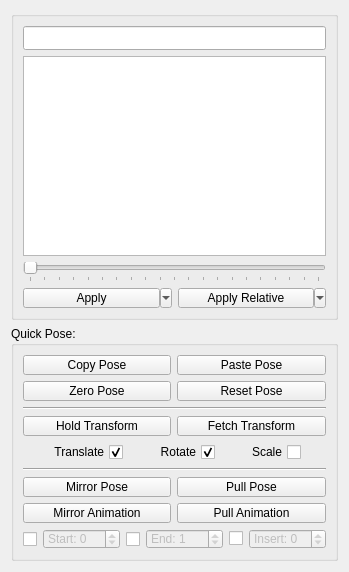
The window that ui/tabs/qlibrarytab.ui (bhsingleton/poser) describes before a commit, drawn with Qt 5.
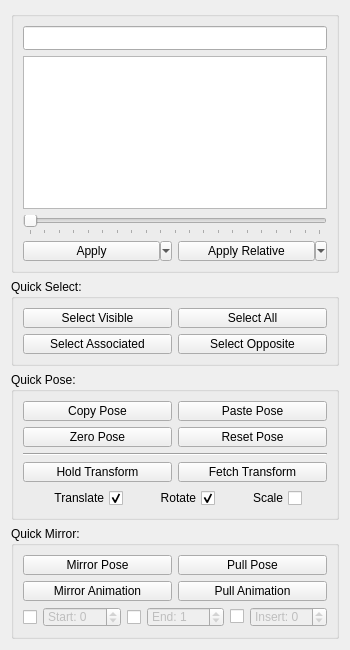
The same window after the commit. Custom widgets are drawn as their Qt base class.

Commit message: Adding quick select buttons.

Patch:
```diff
--- a/ui/tabs/qlibrarytab.ui
+++ b/ui/tabs/qlibrarytab.ui
@@ -6,14 +6,14 @@
    <rect>
     <x>0</x>
     <y>0</y>
-    <width>349</width>
-    <height>572</height>
+    <width>350</width>
+    <height>650</height>
    </rect>
   </property>
   <property name="minimumSize">
    <size>
     <width>300</width>
-    <height>500</height>
+    <height>600</height>
    </size>
   </property>
   <property name="windowTitle">
@@ -52,6 +52,9 @@
           <height>20</height>
          </size>
         </property>
+        <property name="focusPolicy">
+         <enum>Qt::ClickFocus</enum>
+        </property>
         <property name="toolTip">
          <string>Applies the selected pose/animation, relative, to the current target.</string>
         </property>
@@ -173,6 +176,9 @@
           <height>20</height>
          </size>
         </property>
+        <property name="focusPolicy">
+         <enum>Qt::ClickFocus</enum>
+        </property>
         <property name="toolTip">
          <string>Applies the selected pose/animation onto the active selection.</string>
         </property>
@@ -193,6 +199,127 @@
      </layout>
     </widget>
    </item>
+   <item>
+    <widget class="QGroupBox" name="quickSelectGroupBox">
+     <property name="title">
+      <string>Quick Select:</string>
+     </property>
+     <layout class="QGridLayout" name="quickSelectLayout">
+      <item row="0" column="0">
+       <widget class="QPushButton" name="selectVisiblePushButton">
+        <property name="sizePolicy">
+         <sizepolicy hsizetype="Expanding" vsizetype="Fixed">
+          <horstretch>0</horstretch>
+          <verstretch>0</verstretch>
+         </sizepolicy>
+        </property>
+        <property name="minimumSize">
+         <size>
+          <width>0</width>
+          <height>20</height>
+         </size>
+        </property>
+        <property name="maximumSize">
+         <size>
+          <width>16777215</width>
+          <height>20</height>
+         </size>
+        </property>
+        <property name="toolTip">
+         <string>Selects all visible controls.</string>
+        </property>
+        <property name="text">
+         <string>Select Visible</string>
+        </property>
+       </widget>
+      </item>
+      <item row="0" column="1">
+       <widget class="QPushButton" name="selectAllPushButton">
+        <property name="sizePolicy">
+         <sizepolicy hsizetype="Expanding" vsizetype="Fixed">
+          <horstretch>0</horstretch>
+          <verstretch>0</verstretch>
+         </sizepolicy>
+        </property>
+        <property name="minimumSize">
+         <size>
+          <width>0</width>
+          <height>20</height>
+         </size>
+        </property>
+        <property name="maximumSize">
+         <size>
+          <width>16777215</width>
+          <height>20</height>
+         </size>
+        </property>
+        <property name="toolTip">
+         <string>Selects all controls.</string>
+        </property>
+        <property name="text">
+         <string>Select All</string>
+        </property>
+       </widget>
+      </item>
+      <item row="1" column="0">
+       <widget class="QPushButton" name="selectAssociatedPushButton">
+        <property name="sizePolicy">
+         <sizepolicy hsizetype="Expanding" vsizetype="Fixed">
+          <horstretch>0</horstretch>
+          <verstretch>0</verstretch>
+         </sizepolicy>
+        </property>
+        <property name="minimumSize">
+         <size>
+          <width>0</width>
+          <height>20</height>
+         </size>
+        </property>
+        <property name="maximumSize">
+         <size>
+          <width>16777215</width>
+          <height>20</height>
+         </size>
+        </property>
+        <property name="toolTip">
+         <string>Selects controls in the same display layer.</string>
+        </property>
+        <property name="text">
+         <string>Select Associated</string>
+        </property>
+       </widget>
+      </item>
+      <item row="1" column="1">
+       <widget class="QPushButton" name="selectOppositePushButton">
+        <property name="sizePolicy">
+         <sizepolicy hsizetype="Expanding" vsizetype="Fixed">
+          <horstretch>0</horstretch>
+          <verstretch>0</verstretch>
+         </sizepolicy>
+        </property>
+        <property name="minimumSize">
+         <size>
+          <width>0</width>
+          <height>20</height>
+         </size>
+        </property>
+        <property name="maximumSize">
+         <size>
+          <width>16777215</width>
+          <height>20</height>
+         </size>
+        </property>
+        <property name="toolTip">
+         <string>Selects the opposite controls.</string>
+        </property>
+        <property name="text">
+         <string>Select Opposite</string>
+        </property>
+       </widget>
+      </item>
+     </layout>
+    </widget>
+   </item>
    <item>
     <widget class="QGroupBox" name="quickPoseGroupBox">
      <property name="sizePolicy">
@@ -221,6 +348,40 @@
         </property>
        </widget>
       </item>
+      <item row="3" column="2">
+       <widget class="QPushButton" name="fetchTransformPushButton">
+        <property name="sizePolicy">
+         <sizepolicy hsizetype="Minimum" vsizetype="Fixed">
+          <horstretch>0</horstretch>
+          <verstretch>0</verstretch>
+         </sizepolicy>
+        </property>
+        <property name="minimumSize">
+         <size>
+          <width>0</width>
+          <height>20</height>
+         </size>
+        </property>
+        <property name="maximumSize">
+         <size>
+          <width>16777215</width>
+          <height>20</height>
+         </size>
+        </property>
+        <property name="focusPolicy">
+         <enum>Qt::ClickFocus</enum>
+        </property>
+        <property name="toolTip">
+         <string>Fetches the transform matrices and applies it to the selected node.</string>
+        </property>
+        <property name="layoutDirection">
+         <enum>Qt::LeftToRight</enum>
+        </property>
+        <property name="text">
+         <string>Fetch Transform</string>
+        </property>
+       </widget>
+      </item>
       <item row="1" column="2">
        <widget class="QPushButton" name="resetPosePushButton">
         <property name="minimumSize">
@@ -235,33 +396,14 @@
           <height>20</height>
          </size>
         </property>
+        <property name="focusPolicy">
+         <enum>Qt::ClickFocus</enum>
+        </property>
         <property name="text">
          <string>Reset Pose</string>
         </property>
        </widget>
       </item>
-      <item row="0" column="1">
-       <widget class="QPushButton" name="copyPosePushButton">
-        <property name="minimumSize">
-         <size>
-          <width>0</width>
-          <height>20</height>
-         </size>
-        </property>
-        <property name="maximumSize">
-         <size>
-          <width>16777215</width>
-          <height>20</height>
-         </size>
-        </property>
-        <property name="toolTip">
-         <string>Copies a pose to the clipboard.</string>
-        </property>
-        <property name="text">
-         <string>Copy Pose</string>
-        </property>
-       </widget>
-      </item>
       <item row="1" column="1">
        <widget class="QPushButton" name="zeroPosePushButton">
         <property name="minimumSize">
@@ -276,6 +418,9 @@
           <height>20</height>
          </size>
         </property>
+        <property name="focusPolicy">
+         <enum>Qt::ClickFocus</enum>
+        </property>
         <property name="text">
          <string>Zero Pose</string>
         </property>
@@ -295,6 +440,9 @@
           <height>20</height>
          </size>
         </property>
+        <property name="focusPolicy">
+         <enum>Qt::ClickFocus</enum>
+        </property>
         <property name="toolTip">
          <string>Holds the transform matrices from the selected nodes.</string>
         </property>
@@ -303,28 +451,6 @@
         </property>
        </widget>
       </item>
-      <item row="6" column="2">
-       <widget class="QPushButton" name="pullPosePushButton">
-        <property name="minimumSize">
-         <size>
-          <width>0</width>
-          <height>20</height>
-         </size>
-        </property>
-        <property name="maximumSize">
-         <size>
-          <width>16777215</width>
-          <height>20</height>
-         </size>
-        </property>
-        <property name="toolTip">
-         <string>Pulls the pose from the opposite nodes.</string>
-        </property>
-        <property name="text">
-         <string>Pull Pose</string>
-        </property>
-       </widget>
-      </item>
       <item row="4" column="1" colspan="2">
        <widget class="QWidget" name="matchWidget" native="true">
         <layout class="QHBoxLayout" name="matchLayout">
@@ -485,66 +611,6 @@
         </layout>
        </widget>
       </item>
-      <item row="3" column="2">
-       <widget class="QPushButton" name="fetchTransformPushButton">
-        <property name="sizePolicy">
-         <sizepolicy hsizetype="Minimum" vsizetype="Fixed">
-          <horstretch>0</horstretch>
-          <verstretch>0</verstretch>
-         </sizepolicy>
-        </property>
-        <property name="minimumSize">
-         <size>
-          <width>0</width>
-          <height>20</height>
-         </size>
-        </property>
-        <property name="maximumSize">
-         <size>
-          <width>16777215</width>
-          <height>20</height>
-         </size>
-        </property>
-        <property name="toolTip">
-         <string>Fetches the transform matrices and applies it to the selected node.</string>
-        </property>
-        <property name="layoutDirection">
-         <enum>Qt::LeftToRight</enum>
-        </property>
-        <property name="text">
-         <string>Fetch Transform</string>
-        </property>
-       </widget>
-      </item>
-      <item row="5" column="1" colspan="2">
-       <widget class="Line" name="line">
-        <property name="orientation">
-         <enum>Qt::Horizontal</enum>
-        </property>
-       </widget>
-      </item>
-      <item row="6" column="1">
-       <widget class="QPushButton" name="mirrorPosePushButton">
-        <property name="minimumSize">
-         <size>
-          <width>0</width>
-          <height>20</height>
-         </size>
-        </property>
-        <property name="maximumSize">
-         <size>
-          <width>16777215</width>
-          <height>20</height>
-         </size>
-        </property>
-        <property name="toolTip">
-         <string>Mirrors the pose to the opposite nodes.</string>
-        </property>
-        <property name="text">
-         <string>Mirror Pose</string>
-        </property>
-       </widget>
-      </item>
       <item row="0" column="2">
        <widget class="QPushButton" name="pastePosePushButton">
         <property name="minimumSize">
@@ -559,6 +625,9 @@
           <height>20</height>
          </size>
         </property>
+        <property name="focusPolicy">
+         <enum>Qt::ClickFocus</enum>
+        </property>
         <property name="toolTip">
          <string>Pastes the pose from the clipboard.</string>
         </property>
@@ -567,7 +636,153 @@
         </property>
        </widget>
       </item>
-      <item row="8" column="1" colspan="2">
+      <item row="0" column="1">
+       <widget class="QPushButton" name="copyPosePushButton">
+        <property name="minimumSize">
+         <size>
+          <width>0</width>
+          <height>20</height>
+         </size>
+        </property>
+        <property name="maximumSize">
+         <size>
+          <width>16777215</width>
+          <height>20</height>
+         </size>
+        </property>
+        <property name="focusPolicy">
+         <enum>Qt::ClickFocus</enum>
+        </property>
+        <property name="toolTip">
+         <string>Copies a pose to the clipboard.</string>
+        </property>
+        <property name="text">
+         <string>Copy Pose</string>
+        </property>
+       </widget>
+      </item>
+     </layout>
+    </widget>
+   </item>
+   <item>
+    <widget class="QGroupBox" name="quickMirrorGroupBox">
+     <property name="title">
+      <string>Quick Mirror:</string>
+     </property>
+     <layout class="QGridLayout" name="quickMirrorLayout">
+      <item row="0" column="1">
+       <widget class="QPushButton" name="pullPosePushButton">
+        <property name="minimumSize">
+         <size>
+          <width>0</width>
+          <height>20</height>
+         </size>
+        </property>
+        <property name="maximumSize">
+         <size>
+          <width>16777215</width>
+          <height>20</height>
+         </size>
+        </property>
+        <property name="focusPolicy">
+         <enum>Qt::ClickFocus</enum>
+        </property>
+        <property name="toolTip">
+         <string>Pulls the pose from the opposite nodes.</string>
+        </property>
+        <property name="text">
+         <string>Pull Pose</string>
+        </property>
+       </widget>
+      </item>
+      <item row="1" column="1">
+       <widget class="QPushButton" name="pullAnimationPushButton">
+        <property name="sizePolicy">
+         <sizepolicy hsizetype="Minimum" vsizetype="Fixed">
+          <horstretch>0</horstretch>
+          <verstretch>0</verstretch>
+         </sizepolicy>
+        </property>
+        <property name="minimumSize">
+         <size>
+          <width>0</width>
+          <height>20</height>
+         </size>
+        </property>
+        <property name="maximumSize">
+         <size>
+          <width>16777215</width>
+          <height>20</height>
+         </size>
+        </property>
+        <property name="focusPolicy">
+         <enum>Qt::ClickFocus</enum>
+        </property>
+        <property name="toolTip">
+         <string>Pulls the animation from the opposite nodes.</string>
+        </property>
+        <property name="text">
+         <string>Pull Animation</string>
+        </property>
+       </widget>
+      </item>
+      <item row="1" column="0">
+       <widget class="QPushButton" name="mirrorAnimationPushButton">
+        <property name="sizePolicy">
+         <sizepolicy hsizetype="Minimum" vsizetype="Fixed">
+          <horstretch>0</horstretch>
+          <verstretch>0</verstretch>
+         </sizepolicy>
+        </property>
+        <property name="minimumSize">
+         <size>
+          <width>0</width>
+          <height>20</height>
+         </size>
+        </property>
+        <property name="maximumSize">
+         <size>
+          <width>16777215</width>
+          <height>20</height>
+         </size>
+        </property>
+        <property name="focusPolicy">
+         <enum>Qt::ClickFocus</enum>
+        </property>
+        <property name="toolTip">
+         <string>Mirrors the animation to the opposite nodes.</string>
+        </property>
+        <property name="text">
+         <string>Mirror Animation</string>
+        </property>
+       </widget>
+      </item>
+      <item row="0" column="0">
+       <widget class="QPushButton" name="mirrorPosePushButton">
+        <property name="minimumSize">
+         <size>
+          <width>0</width>
+          <height>20</height>
+         </size>
+        </property>
+        <property name="maximumSize">
+         <size>
+          <width>16777215</width>
+          <height>20</height>
+         </size>
+        </property>
+        <property name="focusPolicy">
+         <enum>Qt::ClickFocus</enum>
+        </property>
+        <property name="toolTip">
+         <string>Mirrors the pose to the opposite nodes.</string>
+        </property>
+        <property name="text">
+         <string>Mirror Pose</string>
+        </property>
+       </widget>
+      </item>
+      <item row="2" column="0" colspan="2">
        <widget class="QWidget" name="mirrorTimeWidget" native="true">
         <property name="sizePolicy">
          <sizepolicy hsizetype="Expanding" vsizetype="Fixed">
@@ -639,6 +854,9 @@
                 <verstretch>0</verstretch>
                </sizepolicy>
               </property>
+              <property name="focusPolicy">
+               <enum>Qt::StrongFocus</enum>
+              </property>
               <property name="prefix">
                <string>Start: </string>
               </property>
@@ -698,6 +916,9 @@
                 <verstretch>0</verstretch>
                </sizepolicy>
               </property>
+              <property name="focusPolicy">
+               <enum>Qt::StrongFocus</enum>
+              </property>
               <property name="prefix">
                <string>End: </string>
               </property>
@@ -760,6 +981,9 @@
                 <verstretch>0</verstretch>
                </sizepolicy>
               </property>
+              <property name="focusPolicy">
+               <enum>Qt::StrongFocus</enum>
+              </property>
               <property name="prefix">
                <string>Insert: </string>
               </property>
@@ -777,62 +1001,6 @@
         </layout>
        </widget>
       </item>
-      <item row="7" column="2">
-       <widget class="QPushButton" name="pullAnimationPushButton">
-        <property name="sizePolicy">
-         <sizepolicy hsizetype="Minimum" vsizetype="Fixed">
-          <horstretch>0</horstretch>
-          <verstretch>0</verstretch>
-         </sizepolicy>
-        </property>
-        <property name="minimumSize">
-         <size>
-          <width>0</width>
-          <height>20</height>
-         </size>
-        </property>
-        <property name="maximumSize">
-         <size>
-          <width>16777215</width>
-          <height>20</height>
-         </size>
-        </property>
-        <property name="toolTip">
-         <string>Pulls the animation from the opposite nodes.</string>
-        </property>
-        <property name="text">
-         <string>Pull Animation</string>
-        </property>
-       </widget>
-      </item>
-      <item row="7" column="1">
-       <widget class="QPushButton" name="mirrorAnimationPushButton">
-        <property name="sizePolicy">
-         <sizepolicy hsizetype="Minimum" vsizetype="Fixed">
-          <horstretch>0</horstretch>
-          <verstretch>0</verstretch>
-         </sizepolicy>
-        </property>
-        <property name="minimumSize">
-         <size>
-          <width>0</width>
-          <height>20</height>
-         </size>
-        </property>
-        <property name="maximumSize">
-         <size>
-          <width>16777215</width>
-          <height>20</height>
-         </size>
-        </property>
-        <property name="toolTip">
-         <string>Mirrors the animation to the opposite nodes.</string>
-        </property>
-        <property name="text">
-         <string>Mirror Animation</string>
-        </property>
-       </widget>
-      </item>
      </layout>
     </widget>
    </item>
```
The commit also changes 4 other files.
